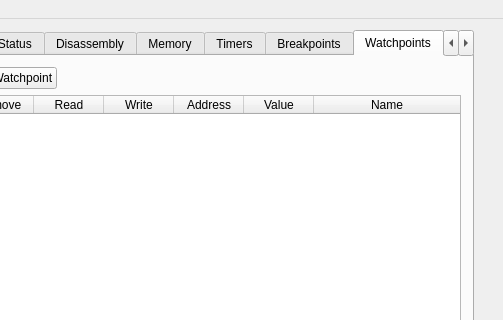
Above: gui/qt/mainwindow.ui from CE-Programming/CEmu before the change; both pictures show x 507 to 1010 and y 0 to 320 of the 1010 by 1005 pixel window. Below: the same form after it.
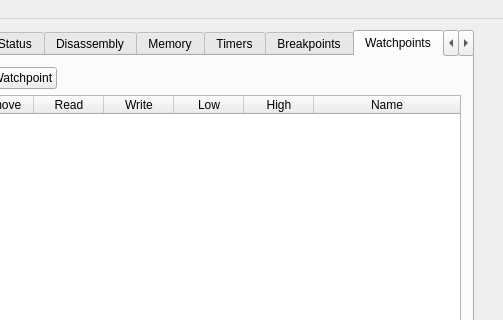
That is the form after the change. The open tabs and pages were chosen to show the change. Icons and pictures are not drawn. Custom widgets are drawn as their Qt base class.

Patch:
```diff
--- a/gui/qt/mainwindow.ui
+++ b/gui/qt/mainwindow.ui
@@ -4386,12 +4386,12 @@
           </column>
           <column>
            <property name="text">
-            <string>Address</string>
+            <string>Low</string>
            </property>
           </column>
           <column>
            <property name="text">
-            <string>Value</string>
+            <string>High</string>
            </property>
           </column>
           <column>
```
Left out of the diff: 10 changed lines with no effect on the pictures.
